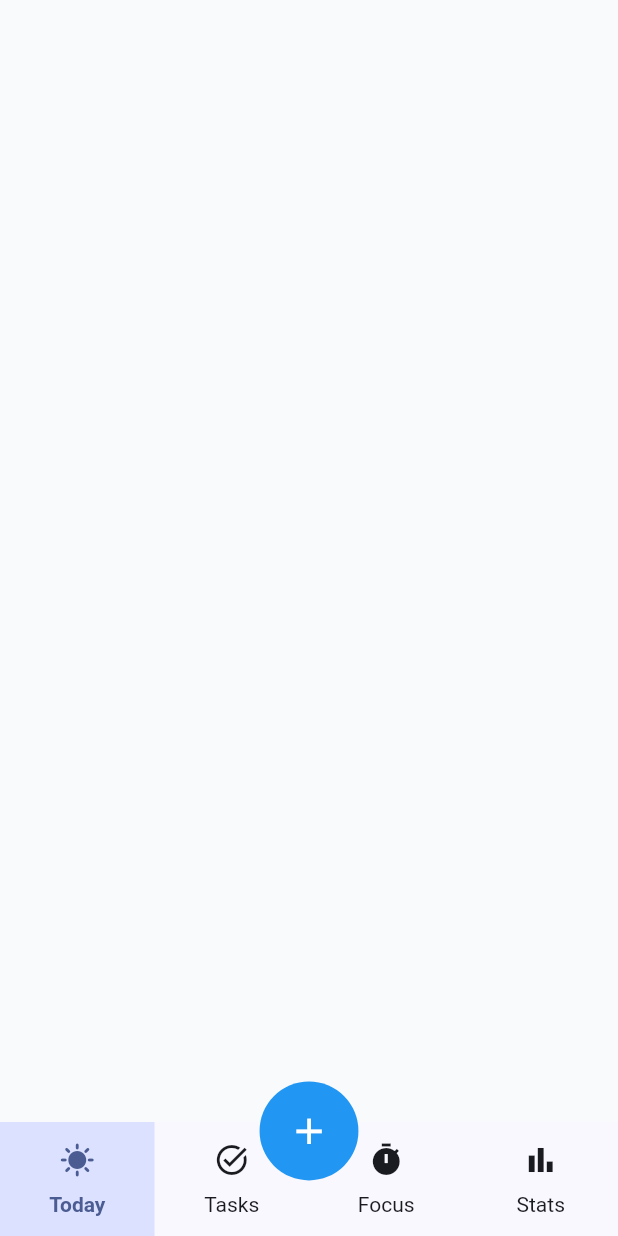
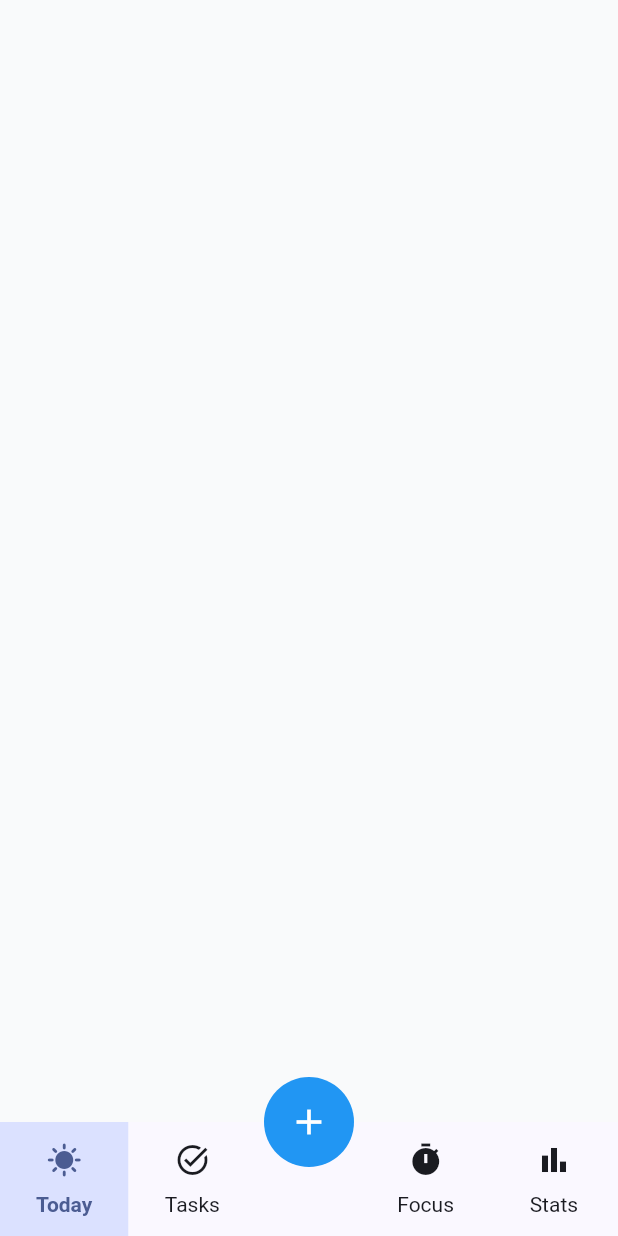
Before and after one commit to ahbandegan/focus_flow, a Flutter app: the screen it shows after launch, on a phone screen of 412 x 824 dp. Run offline on Flutter 3.47's test engine with Material 3 defaults, Android fonts, the phone set to English and light mode, and no system bars; our stand-ins replace audioplayers, flutter_animate, flutter_local_notifications, google_fonts, timezone.

Commit message:
fix: resolve navigation layout overflows and mobile FAB positioning
- Desktop Navigation: Fix RenderFlex overflows during drawer expansion by delaying text rendering by 300ms.
- Desktop Navigation: Remove invalid `Expanded` widget from the Add Task button to prevent red screen errors.
- Mobile Navigation: Fix oval-shaped floating Add button by removing hardcoded bounds and using a fixed 60x60 centered container.
- Mobile Navigation: Add a 70px central gap to the bottom app bar to prevent navigation icons from overlapping with the floating button.
- Home Page: Fix audioplayers asset path.

```diff
--- a/lib/core/widgets/mobile_navigation.dart
+++ b/lib/core/widgets/mobile_navigation.dart
@@ -42,7 +42,7 @@ class _MobileNavigationState extends State<MobileNavigation> {
                                         .colorScheme
                                         .primaryContainer
                                   : Colors.transparent,
-                              duration: Duration(milliseconds: 200),
+                              duration: const Duration(milliseconds: 200),
                               child: Padding(
                                 padding: const EdgeInsets.all(13.0),
                                 child: Column(
@@ -71,8 +71,10 @@ class _MobileNavigationState extends State<MobileNavigation> {
                                             ? FontWeight.bold
                                             : FontWeight.normal,
                                       ),
-                                      duration: Duration(milliseconds: 200),
-                                      child: Text("Today"),
+                                      duration: const Duration(
+                                        milliseconds: 200,
+                                      ),
+                                      child: const Text("Today"),
                                     ),
                                   ],
                                 ),
@@ -90,7 +92,7 @@ class _MobileNavigationState extends State<MobileNavigation> {
                                         .colorScheme
                                         .primaryContainer
                                   : Colors.transparent,
-                              duration: Duration(milliseconds: 200),
+                              duration: const Duration(milliseconds: 200),
                               child: Padding(
                                 padding: const EdgeInsets.all(13.0),
                                 child: Column(
@@ -119,8 +121,10 @@ class _MobileNavigationState extends State<MobileNavigation> {
                                             ? FontWeight.bold
                                             : FontWeight.normal,
                                       ),
-                                      duration: Duration(milliseconds: 200),
-                                      child: Text("Tasks"),
+                                      duration: const Duration(
+                                        milliseconds: 200,
+                                      ),
+                                      child: const Text("Tasks"),
                                     ),
                                   ],
                                 ),
@@ -131,6 +135,8 @@ class _MobileNavigationState extends State<MobileNavigation> {
                       ],
                     ),
                   ),
+                  // Space for the FAB
+                  const SizedBox(width: 70),
                   Expanded(
                     child: Row(
                       mainAxisAlignment: MainAxisAlignment.end,
@@ -144,7 +150,7 @@ class _MobileNavigationState extends State<MobileNavigation> {
                                         .colorScheme
                                         .primaryContainer
                                   : Colors.transparent,
-                              duration: Duration(milliseconds: 200),
+                              duration: const Duration(milliseconds: 200),
                               child: Padding(
                                 padding: const EdgeInsets.all(13.0),
                                 child: Column(
@@ -173,8 +179,10 @@ class _MobileNavigationState extends State<MobileNavigation> {
                                             ? FontWeight.bold
                                             : FontWeight.normal,
                                       ),
-                                      duration: Duration(milliseconds: 200),
-                                      child: Text("Focus"),
+                                      duration: const Duration(
+                                        milliseconds: 200,
+                                      ),
+                                      child: const Text("Focus"),
                                     ),
                                   ],
                                 ),
@@ -192,7 +200,7 @@ class _MobileNavigationState extends State<MobileNavigation> {
                                         .colorScheme
                                         .primaryContainer
                                   : Colors.transparent,
-                              duration: Duration(milliseconds: 200),
+                              duration: const Duration(milliseconds: 200),
                               child: Padding(
                                 padding: const EdgeInsets.all(13.0),
                                 child: Column(
@@ -221,8 +229,10 @@ class _MobileNavigationState extends State<MobileNavigation> {
                                             ? FontWeight.bold
                                             : FontWeight.normal,
                                       ),
-                                      duration: Duration(milliseconds: 200),
-                                      child: Text("Stats"),
+                                      duration: const Duration(
+                                        milliseconds: 200,
+                                      ),
+                                      child: const Text("Stats"),
                                     ),
                                   ],
                                 ),
@@ -237,21 +247,23 @@ class _MobileNavigationState extends State<MobileNavigation> {
               ),
             ),
             Positioned(
-              right: widget.size.width / 2 - 35,
-              left: widget.size.width / 2 - 35,
-              top: -27,
+              left: 0,
+              right: 0,
+              top: -30,
+              child: Center(
                 child: GestureDetector(
                   onTap: () {
                     // TODO show modal create task
                   },
                   child: Container(
-                  decoration: BoxDecoration(
+                    decoration: const BoxDecoration(
                       color: Colors.blue,
                       shape: BoxShape.circle,
                     ),
-                  width: widget.size.width * 16 / 100,
-                  height: widget.size.width * 16 / 100,
-                  child: Icon(Icons.add, size: widget.size.width * 7 / 100, color: Colors.white,),
+                    width: 60,
+                    height: 60,
+                    child: const Icon(Icons.add, size: 28, color: Colors.white),
+                  ),
                 ),
               ),
             ),
```
Also changed, not shown: lib/core/widgets/desktop_navigation.dart (+34 -17 lines), lib/features/home/presentation/page/home_page.dart (+11 -2 lines). Lines whose indentation alone changed are shown as unchanged.
